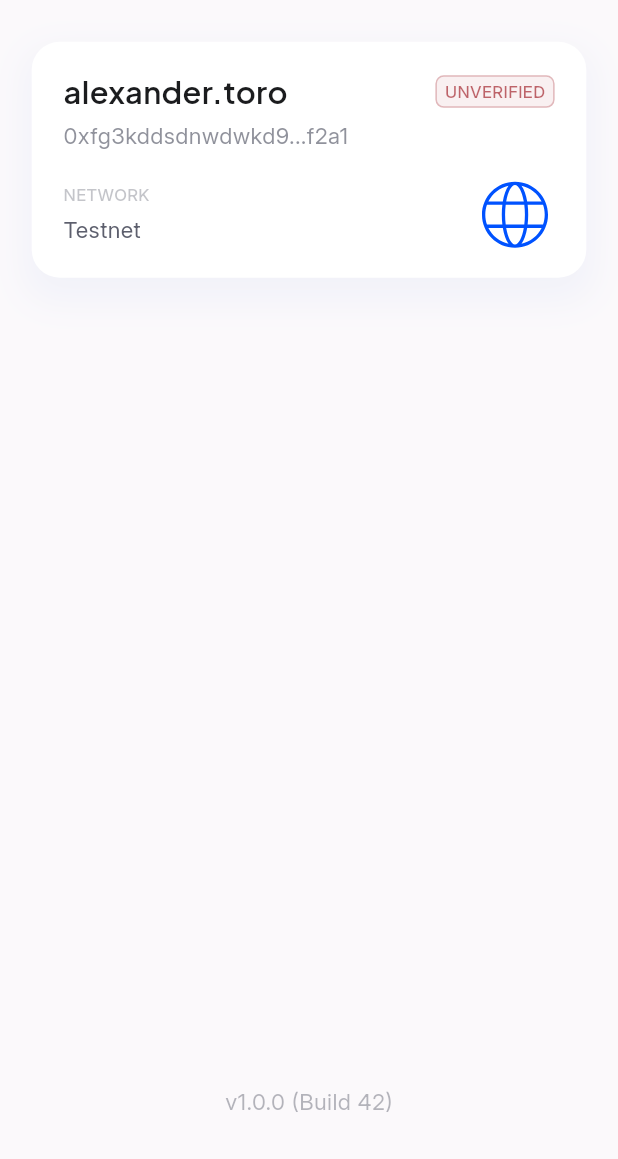
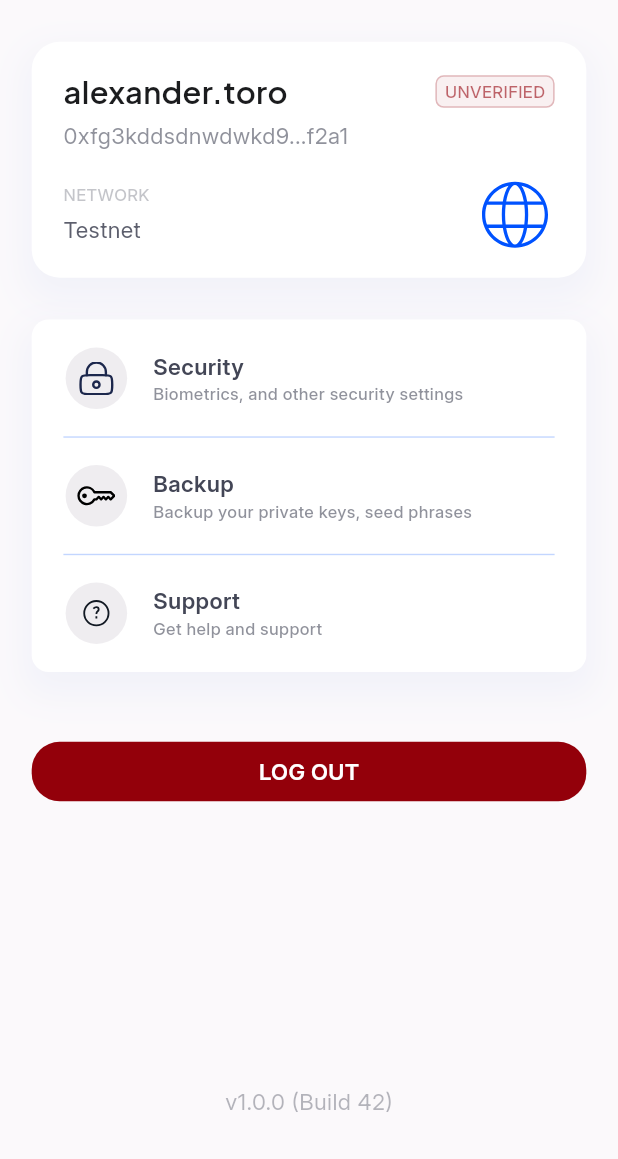
Before and after one commit to maverick0x/toropass, a Flutter app: the SettingsScreen screen opened by its route, on a phone screen of 412 x 824 dp, the part 77-1236 px from its top. Run offline on Flutter 3.47's test engine with Material 3 defaults, Android fonts, the phone set to English and light mode, and no system bars; our stand-ins replace device_info_plus, dio, flutter_dotenv, flutter_riverpod, flutter_screenutil, flutter_secure_storage and 8 more; missing offline and left inert: flutter_jailbreak_detection, local_auth_android, local_auth_darwin, screen_protector; accounts and stored records are empty; generated files the repository leaves out were written again.

Commit message:
feat: enhance settings screen with new settings card and logout option, add new icons

```diff
--- a/apps/toropass_wallet/lib/features/home/presentation/screens/settings.dart
+++ b/apps/toropass_wallet/lib/features/home/presentation/screens/settings.dart
@@ -3,10 +3,14 @@ import 'package:flutter_riverpod/flutter_riverpod.dart';
 import 'package:go_router/go_router.dart';
 
 import '../../../../core/config/themes/colors.dart';
+import '../../../../core/config/themes/dimens.dart';
 import '../../../../core/config/themes/styles.dart';
 import '../../../../core/utilities/extensions/numbers.dart';
+import '../../../../generated/assets.gen.dart';
+import '../../../../generated/fonts.gen.dart';
 import '../../../../shared/app_icon.dart';
 import '../../../../shared/app_inkwell.dart';
+import '../../../../shared/app_svg.dart';
 import '../shared/identity_card.dart';
 
 class SettingsScreen extends ConsumerStatefulWidget {
@@ -56,7 +60,8 @@ class _SettingsScreenState extends ConsumerState<SettingsScreen> {
             ),
             30.verticalSpacer,
             IdentityCard(),
-            Container(),
+            _buildSettingsCard(),
+            _buildLogout(),
             const Spacer(),
             Text(
               "v1.0.0 (Build 42)",
@@ -70,4 +75,140 @@ class _SettingsScreenState extends ConsumerState<SettingsScreen> {
       ),
     );
   }
+
+  Widget _buildSettingsCard() {
+    final appColors = AppColors.of(context);
+
+    return Container(
+      margin: EdgeInsets.symmetric(
+        horizontal: AppDimens.horizontalPadding,
+      ).add(EdgeInsets.only(top: 30.height)),
+      padding: EdgeInsets.symmetric(
+        horizontal: AppDimens.horizontalPadding,
+        vertical: 20.height,
+      ),
+      decoration: BoxDecoration(
+        color: appColors.white,
+        borderRadius: BorderRadius.circular(AppDimens.borderRadius),
+        boxShadow: [
+          BoxShadow(
+            color: appColors.shadow.withAlpha(10),
+            blurRadius: 20,
+            spreadRadius: 5,
+            offset: const Offset(0, 10),
+          ),
+        ],
+      ),
+      child: Column(
+        mainAxisSize: .min,
+        crossAxisAlignment: .start,
+        children: [
+          _settingsMenu(
+            name: "Security",
+            iconPath: Assets.icons.lock,
+            description: "Biometrics, and other security settings",
+            callback: () => {},
+          ),
+          Divider(
+            color: appColors.primary.withAlpha(60),
+            thickness: 1.height,
+            height: 40.height,
+          ),
+          _settingsMenu(
+            name: "Backup",
+            iconPath: Assets.icons.key,
+            description: "Backup your private keys, seed phrases",
+            callback: () => {},
+          ),
+          Divider(
+            color: appColors.primary.withAlpha(60),
+            thickness: 1.height,
+            height: 40.height,
+          ),
+          _settingsMenu(
+            name: "Support",
+            iconPath: Assets.icons.helpCircle,
+            description: "Get help and support",
+            callback: () => {},
+          ),
+        ],
+      ),
+    );
+  }
+
+  Widget _settingsMenu({
+    required String name,
+    required String iconPath,
+    required String description,
+    required VoidCallback callback,
+  }) {
+    final appStyles = context.appStyles;
+    final appColors = AppColors.of(context);
+
+    return Row(
+      mainAxisSize: .max,
+      crossAxisAlignment: .center,
+      children: [
+        Container(
+          padding: EdgeInsets.all(10.radius),
+          decoration: BoxDecoration(
+            shape: BoxShape.circle,
+            color: appColors.surfaceContainer,
+          ),
+          child: AppSvg(width: 24.width, height: 24.height, path: iconPath),
+        ),
+        15.horizontalSpacer,
+        Expanded(
+          child: Column(
+            mainAxisSize: .min,
+            crossAxisAlignment: .start,
+            children: [
+              Text(
+                name,
+                style: appStyles.body.copyWith(
+                  color: appColors.text,
+                  fontFamily: FontFamily.interSemiBold,
+                ),
+                textAlign: TextAlign.start,
+              ),
+              Text(
+                description,
+                style: appStyles.caption.copyWith(
+                  color: appColors.text.withAlpha(150),
+                ),
+                textAlign: TextAlign.start,
+              ),
+            ],
+          ),
+        ),
+      ],
+    );
+  }
+
+  Widget _buildLogout() {
+    final appStyles = context.appStyles;
+    final appColors = AppColors.of(context);
+
+    return Container(
+      alignment: Alignment.center,
+      margin: EdgeInsets.symmetric(
+        horizontal: AppDimens.horizontalPadding,
+      ).add(EdgeInsets.only(top: 50.height)),
+      padding: EdgeInsets.symmetric(
+        horizontal: AppDimens.horizontalPadding,
+        vertical: 10.height,
+      ),
+      decoration: BoxDecoration(
+        color: appColors.error,
+        borderRadius: BorderRadius.circular(AppDimens.dialogBorderRadius),
+      ),
+      child: Text(
+        "LOG OUT",
+        style: appStyles.body.copyWith(
+          color: appColors.white,
+          fontFamily: FontFamily.interSemiBold,
+        ),
+      ),
+    );
+  }
 }
```
Also changed, not shown: apps/toropass_wallet/assets/icons/down-arrow.svg (added), apps/toropass_wallet/assets/icons/help-circle.svg (added), apps/toropass_wallet/lib/generated/assets.gen.dart.
